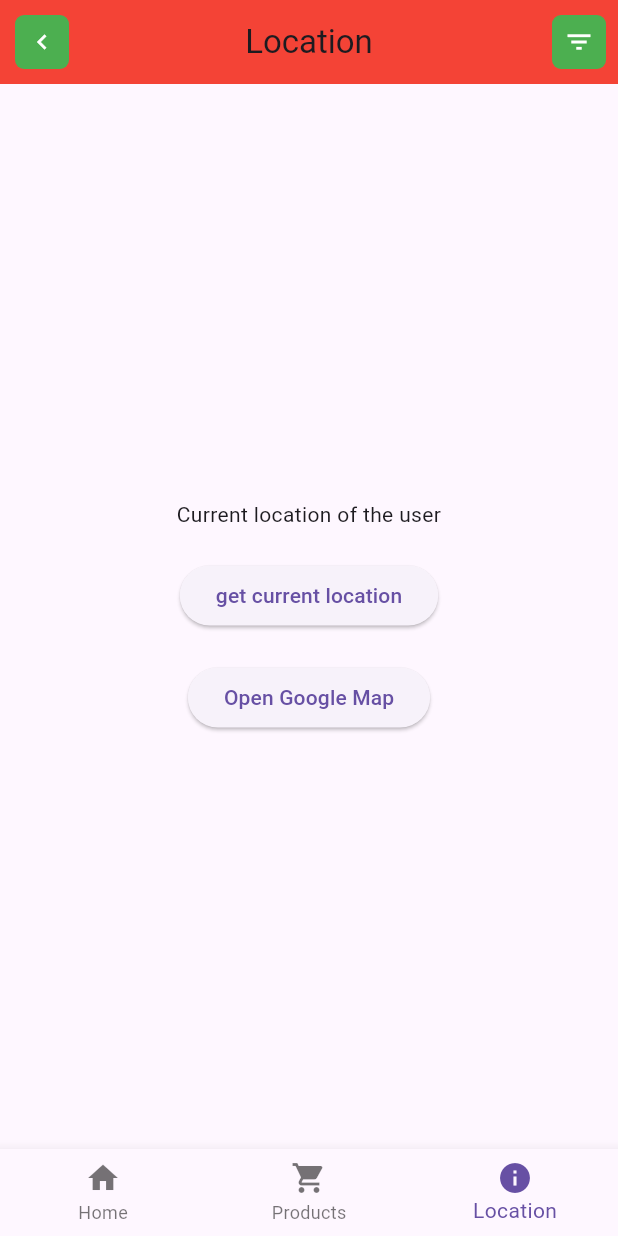
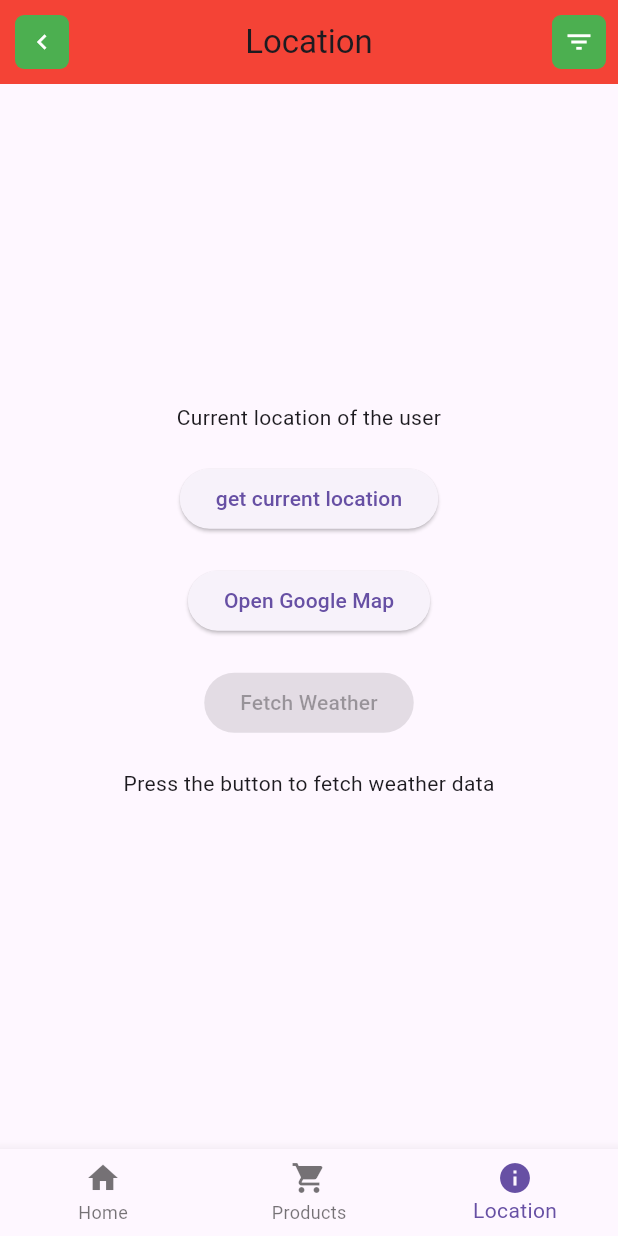
Before and after one commit to johannranudd/flutter_application_1, a Flutter app: the screen it shows after launch, item 3 of the bottom bar chosen, after a tap on "get current location", on a phone screen of 412 x 824 dp. Run offline on Flutter 3.47's test engine with Material 3 defaults, Android fonts, the phone set to English and light mode, and no system bars; our stand-ins replace flutter_dotenv, geolocator.

Commit message:
user can now get uv index based on geolocation

```diff
--- a/lib/main.dart
+++ b/lib/main.dart
@@ -4,8 +4,12 @@ import 'package:flutter_application_1/screens/products.dart';
 import 'package:flutter_application_1/screens/location.dart';
 import 'package:flutter_application_1/widgets/custom_app_bar.dart';
 import 'package:flutter_application_1/widgets/custom_bottom_navigation_bar.dart';
+import 'package:flutter_dotenv/flutter_dotenv.dart';
 
-void main() => runApp(const MyApp());
+Future<void> main() async {
+  await dotenv.load(fileName: ".env");
+  runApp(const MyApp());
+}
 
 class MyApp extends StatelessWidget {
   const MyApp({super.key});
@@ -35,7 +39,6 @@ Widget _buildAppBar(int selectedIndex) {
       title = 'App';
   }
 
-  // Return an instance of CustomAppBar
   return CustomAppBar(title: title);
 }
 
@@ -72,7 +75,7 @@ class _BaseWidgetState extends State<BaseWidget> {
         children: [
           const Home(),
           Products(onNavigate: _onItemTapped),
-          Location(),
+          const Location(),
         ], // Prevents swiping to side pages
       ),
       bottomNavigationBar: CustomBottomNavigationBar(
--- /dev/null
+++ b/lib/models/weather.dart
@@ -0,0 +1,20 @@
+class WeatherModel {
+  final String tempC;
+  final String weatherDescription;
+  final String uvIndex;
+
+  WeatherModel({
+    required this.tempC,
+    required this.weatherDescription,
+    required this.uvIndex,
+  });
+
+  factory WeatherModel.fromJson(Map<String, dynamic> json) {
+    final currentCondition = json['data']['current_condition'][0];
+    return WeatherModel(
+      tempC: currentCondition['temp_C'],
+      weatherDescription: currentCondition['weatherDesc'][0]['value'],
+      uvIndex: currentCondition['uvIndex'].toString(),
+    );
+  }
+}
--- a/lib/screens/location.dart
+++ b/lib/screens/location.dart
@@ -1,8 +1,7 @@
 import 'package:flutter/material.dart';
 import 'package:geolocator/geolocator.dart';
-// import 'package:url_launcher/url_launcher.dart';
-// import 'package:url_launcher/url_launcher_string.dart';
 import 'package:url_launcher/url_launcher.dart';
+import 'package:flutter_application_1/services/weather_service.dart';
 
 class Location extends StatefulWidget {
   const Location({super.key});
@@ -13,8 +12,36 @@ class Location extends StatefulWidget {
 
 class _LocationState extends State<Location> {
   String locationMessage = "Current location of the user";
+  String weatherInfo = "Press the button to fetch weather data";
+  bool isLocationFetched = false;
+
+  String uvIndex = "";
   late String lat;
   late String long;
+
+  void _fetchWeather() async {
+    if (!isLocationFetched || lat.isEmpty || long.isEmpty) {
+      setState(() {
+        weatherInfo =
+            "Location not available. Please fetch the location first.";
+      });
+      return;
+    }
+
+    try {
+      final weatherData = await WeatherService.fetchWeather(lat, long);
+      setState(() {
+        weatherInfo =
+            "Temp: ${weatherData.tempC}°C, Description: ${weatherData.weatherDescription}";
+        uvIndex = "UV Index: ${weatherData.uvIndex}";
+      });
+    } catch (error) {
+      setState(() {
+        weatherInfo = "Failed to fetch weather data: $error";
+      });
+      debugPrint("Failed to fetch weather data: $error");
+    }
+  }
 
   // Getting the current location
   Future<Position> _getCurrentLocation() async {
@@ -35,6 +62,7 @@ class _LocationState extends State<Location> {
       return Future.error(
           "Location permissions are permanently denied, we cannot request data");
     }
+
     return await Geolocator.getCurrentPosition();
   }
 
@@ -79,6 +107,7 @@ class _LocationState extends State<Location> {
                 long = '${value.longitude}';
                 setState(() {
                   locationMessage = 'Latitude: $lat , Longitude: $long';
+                  isLocationFetched = true;
                 });
                 _liveLocation();
               });
@@ -91,6 +120,17 @@ class _LocationState extends State<Location> {
               _openMap(lat, long);
             },
             child: const Text("Open Google Map"),
+          ),
+          const SizedBox(height: 20),
+          ElevatedButton(
+            onPressed: isLocationFetched
+                ? _fetchWeather
+                : null, // Disable button if location not fetched
+            child: const Text("Fetch Weather"),
+          ),
+          const SizedBox(height: 20),
+          Column(
+            children: [Text(weatherInfo), Text(uvIndex)],
           )
         ],
       )),
--- /dev/null
+++ b/lib/services/weather_service.dart
@@ -0,0 +1,20 @@
+import 'package:http/http.dart' as http;
+import 'dart:convert';
+import 'package:flutter_application_1/models/weather.dart';
+import 'package:flutter_dotenv/flutter_dotenv.dart';
+
+class WeatherService {
+  static Future<WeatherModel> fetchWeather(String lat, String long) async {
+    final String apiKey = dotenv.env['API_KEY']!;
+    final String url =
+        'http://api.worldweatheronline.com/premium/v1/weather.ashx?key=$apiKey&q=$lat,$long&num_of_days=1&tp=3&format=json';
+
+    final response = await http.get(Uri.parse(url));
+    if (response.statusCode == 200) {
+      final Map<String, dynamic> weatherJson = json.decode(response.body);
+      return WeatherModel.fromJson(weatherJson);
+    } else {
+      throw Exception('Failed to load weather data');
+    }
+  }
+}
--- a/lib/widgets/custom_app_bar.dart
+++ b/lib/widgets/custom_app_bar.dart
@@ -50,8 +50,7 @@ class CustomAppBar extends StatelessWidget implements PreferredSizeWidget {
                 onPressed: () {
                   debugPrint("filter action");
                 },
-                icon: const Icon(Icons.filter_list,
-                    color: Colors.white), // Use filter icon
+                icon: const Icon(Icons.filter_list, color: Colors.white),
                 tooltip: 'Filter',
                 padding: const EdgeInsets.all(0),
                 iconSize: 20,
--- a/pubspec.yaml
+++ b/pubspec.yaml
@@ -37,6 +37,7 @@ dependencies:
   http: ^1.2.1
   geolocator: ^11.0.0
   url_launcher: ^6.2.5
+  flutter_dotenv: ^5.1.0
 
 dev_dependencies:
   flutter_test:
@@ -60,8 +61,8 @@ flutter:
   uses-material-design: true
 
   # To add assets to your application, add an assets section, like this:
-  # assets:
-  #   - images/a_dot_burr.jpeg
+  assets:
+    - .env
   #   - images/a_dot_ham.jpeg
 
   # An image asset can refer to one or more resolution-specific "variants", see
```
Also changed, not shown: pubspec.lock, 3 other files.
